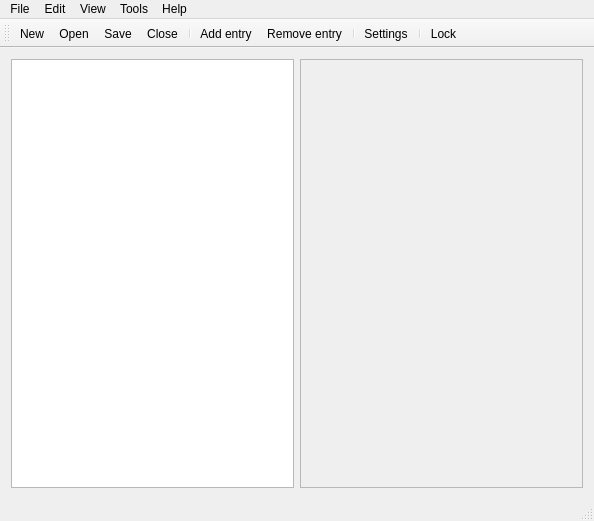
The window that src/qtgui/mainwindow.ui (sgrams/secpass) describes before a commit, drawn with Qt 5.
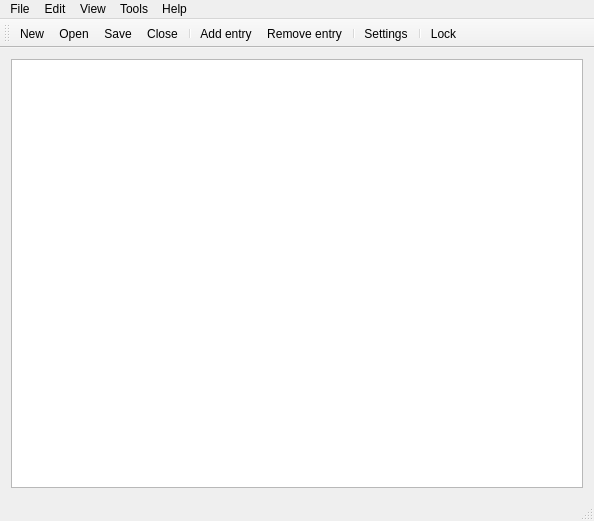
The same window after the commit. Icons and pictures are not drawn.

Diff of the .ui file:
```diff
--- a/src/qtgui/mainwindow.ui
+++ b/src/qtgui/mainwindow.ui
@@ -23,32 +23,8 @@
    <layout class="QGridLayout" name="gridLayout_2">
     <item row="0" column="0">
      <layout class="QGridLayout" name="gridLayout_3">
-      <item row="1" column="1">
-       <widget class="QScrollArea" name="scrollArea">
-        <property name="frameShadow">
-         <enum>QFrame::Plain</enum>
-        </property>
-        <property name="widgetResizable">
-         <bool>true</bool>
-        </property>
-        <widget class="QWidget" name="scrollAreaWidgetContents">
-         <property name="geometry">
-          <rect>
-           <x>0</x>
-           <y>0</y>
-           <width>284</width>
-           <height>432</height>
-          </rect>
-         </property>
-        </widget>
-       </widget>
-      </item>
-      <item row="1" column="0">
-       <widget class="QTableView" name="tableView">
-        <property name="frameShadow">
-         <enum>QFrame::Plain</enum>
-        </property>
-       </widget>
+      <item row="0" column="0">
+       <widget class="QListView" name="listView"/>
       </item>
      </layout>
     </item>
```
